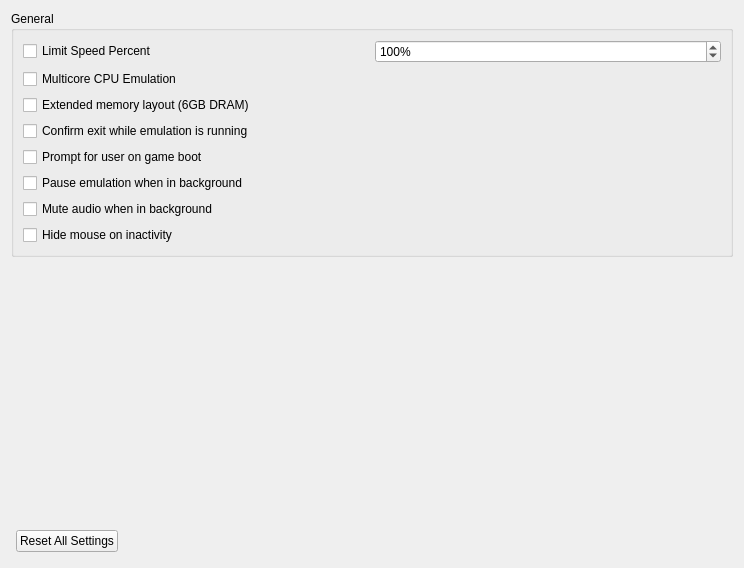
Qt form src/yuzu/configuration/configure_general.ui (Kryptuq/Yuzu-Early-Access-files) before a commit.
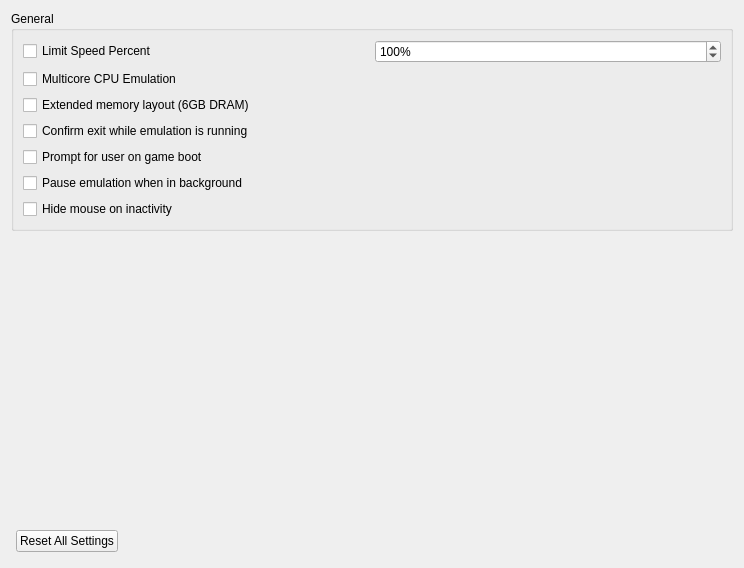
The same form after that commit.

What changed in the file:
```diff
--- a/src/yuzu/configuration/configure_general.ui
+++ b/src/yuzu/configuration/configure_general.ui
@@ -89,13 +89,6 @@
             </property>
            </widget>
           </item>
-          <item>
-           <widget class="QCheckBox" name="toggle_background_mute">
-            <property name="text">
-             <string>Mute audio when in background</string>
-            </property>
-           </widget>
-          </item>
           <item>
            <widget class="QCheckBox" name="toggle_hide_mouse">
             <property name="text">
```
